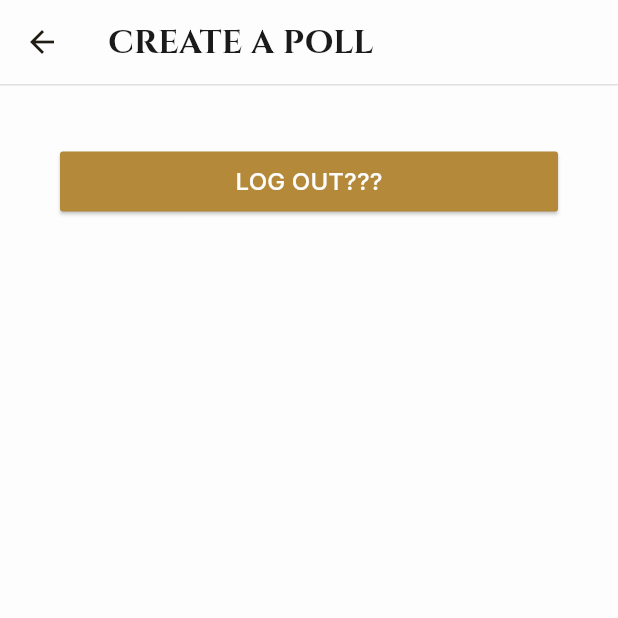
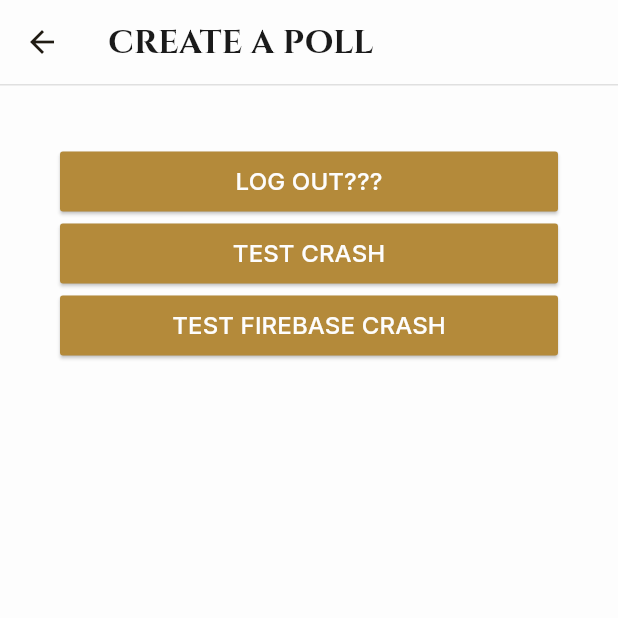
Before and after one commit to Eri-stay/agorapoll-cpp, a Flutter app: the CreatePollScreen screen opened directly, on a phone screen of 412 x 824 dp, the top half of it. Run offline on Flutter 3.47's test engine with Material 3 defaults, Android fonts, the phone set to English and light mode, and no system bars; our stand-ins replace firebase_analytics, firebase_core, firebase_crashlytics, pinput; accounts and stored records are empty.

Commit message:
FAILED firebase analytucs work, crashlytitics not

```diff
--- a/lib/core/theme/app_theme.dart
+++ b/lib/core/theme/app_theme.dart
@@ -3,6 +3,7 @@ import 'app_colors.dart';
 
 class AppTheme {
   static final ThemeData lightTheme = ThemeData(
+    colorScheme: ColorScheme.fromSeed(seedColor: AppColors.mutedGold),
     scaffoldBackgroundColor: AppColors.background,
     fontFamily: 'Inter',
     textTheme: const TextTheme(
--- a/lib/features/create_poll/screens/create_poll_screen.dart
+++ b/lib/features/create_poll/screens/create_poll_screen.dart
@@ -2,6 +2,7 @@ import 'package:agora_poll/features/auth/screens/login_screen.dart';
 import 'package:flutter/material.dart';
 import '../../../core/theme/app_colors.dart';
 import '../../../core/widgets/primary_button.dart';
+import 'package:firebase_crashlytics/firebase_crashlytics.dart';
 
 class CreatePollScreen extends StatelessWidget {
   const CreatePollScreen({super.key});
@@ -41,6 +42,18 @@ class CreatePollScreen extends StatelessWidget {
                     );
                   },
                 ),
+                PrimaryButton(
+                  text: 'TEST CRASH',
+                  onPressed: () {
+                    throw StateError('This is a test crash');
+                  },
+                ),
+                PrimaryButton(
+                  text: 'TEST FIREBASE CRASH',
+                  onPressed: () {
+                    FirebaseCrashlytics.instance.crash();
+                  },
+                ),
               ],
             ),
           ),
```
Also changed, not shown: lib/features/auth/screens/login_screen.dart (+13 -4 lines), lib/features/home/screens/home_screen.dart (+2 -5 lines), lib/features/search/screens/search_screen.dart (+8 -8 lines), lib/main.dart (+10 -1 lines), pubspec.yaml (+3 -16 lines), firebase.json (added), lib/firebase_options.dart (added), pubspec.lock, 11 other files.
